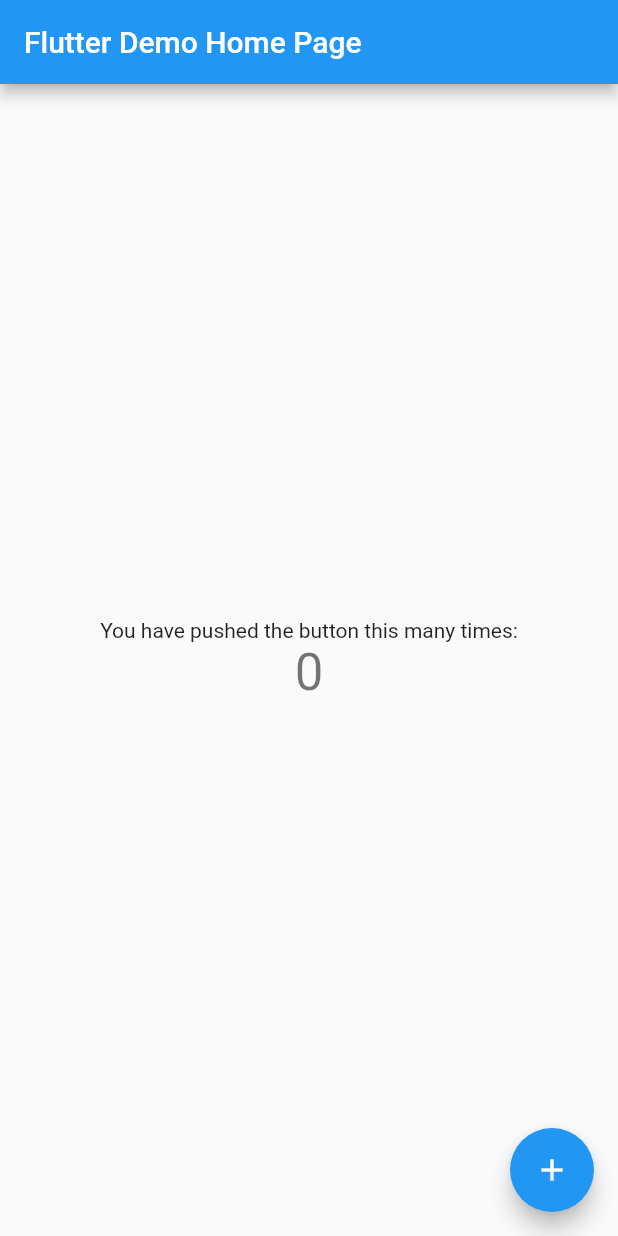
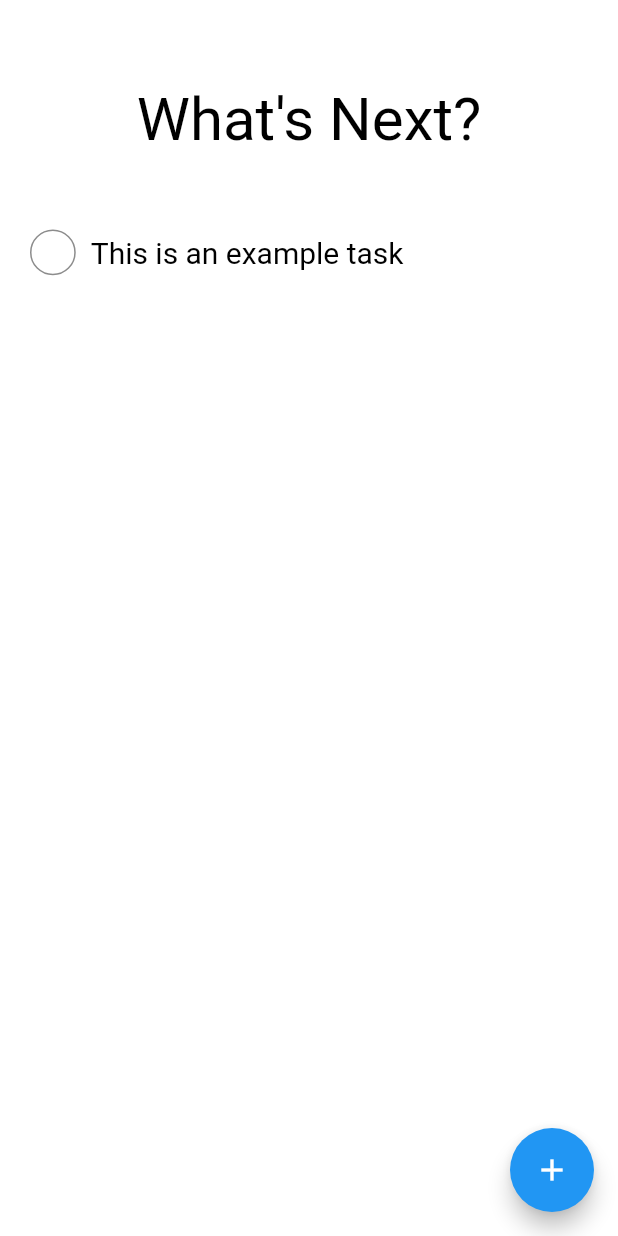
Before and after one commit to sahilmahendrakar/WhatsNext, a Flutter app: the screen it shows after launch, on a phone screen of 412 x 824 dp. Run offline on Flutter 3.47's test engine with Material 2 defaults, Android fonts, the phone set to English and light mode, and no system bars.

Commit message:
To-Do Item

```diff
--- a/lib/main.dart
+++ b/lib/main.dart
@@ -1,42 +1,24 @@
 import 'package:flutter/material.dart';
+
+import './widgets/todo_item.dart';
 
 void main() => runApp(MyApp());
 
 class MyApp extends StatelessWidget {
-  // This widget is the root of your application.
   @override
   Widget build(BuildContext context) {
     return MaterialApp(
-      title: 'Flutter Demo',
+      title: 'What\'s Next',
       theme: ThemeData(
-        // This is the theme of your application.
-        //
-        // Try running your application with "flutter run". You'll see the
-        // application has a blue toolbar. Then, without quitting the app, try
-        // changing the primarySwatch below to Colors.green and then invoke
-        // "hot reload" (press "r" in the console where you ran "flutter run",
-        // or simply save your changes to "hot reload" in a Flutter IDE).
-        // Notice that the counter didn't reset back to zero; the application
-        // is not restarted.
         primarySwatch: Colors.blue,
       ),
-      home: MyHomePage(title: 'Flutter Demo Home Page'),
+      home: MyHomePage(title: 'What\'s Next'),
     );
   }
 }
 
 class MyHomePage extends StatefulWidget {
   MyHomePage({Key key, this.title}) : super(key: key);
-
-  // This widget is the home page of your application. It is stateful, meaning
-  // that it has a State object (defined below) that contains fields that affect
-  // how it looks.
-
-  // This class is the configuration for the state. It holds the values (in this
-  // case the title) provided by the parent (in this case the App widget) and
-  // used by the build method of the State. Fields in a Widget subclass are
-  // always marked "final".
-
   final String title;
 
   @override
@@ -44,68 +26,37 @@ class MyHomePage extends StatefulWidget {
 }
 
 class _MyHomePageState extends State<MyHomePage> {
-  int _counter = 0;
 
-  void _incrementCounter() {
-    setState(() {
-      // This call to setState tells the Flutter framework that something has
-      // changed in this State, which causes it to rerun the build method below
-      // so that the display can reflect the updated values. If we changed
-      // _counter without calling setState(), then the build method would not be
-      // called again, and so nothing would appear to happen.
-      _counter++;
-    });
-  }
+  // void _incrementCounter() {
+  //   setState(() {
+
+  //     _counter++;
+  //   });
+  // }
 
   @override
   Widget build(BuildContext context) {
-    // This method is rerun every time setState is called, for instance as done
-    // by the _incrementCounter method above.
-    //
-    // The Flutter framework has been optimized to make rerunning build methods
-    // fast, so that you can just rebuild anything that needs updating rather
-    // than having to individually change instances of widgets.
+
     return Scaffold(
+      backgroundColor: Colors.white,
       appBar: AppBar(
-        // Here we take the value from the MyHomePage object that was created by
-        // the App.build method, and use it to set our appbar title.
-        title: Text(widget.title),
+        backgroundColor: Colors.white,
+        elevation: 0.0,
       ),
       body: Center(
-        // Center is a layout widget. It takes a single child and positions it
-        // in the middle of the parent.
         child: Column(
-          // Column is also a layout widget. It takes a list of children and
-          // arranges them vertically. By default, it sizes itself to fit its
-          // children horizontally, and tries to be as tall as its parent.
-          //
-          // Invoke "debug painting" (press "p" in the console, choose the
-          // "Toggle Debug Paint" action from the Flutter Inspector in Android
-          // Studio, or the "Toggle Debug Paint" command in Visual Studio Code)
-          // to see the wireframe for each widget.
-          //
-          // Column has various properties to control how it sizes itself and
-          // how it positions its children. Here we use mainAxisAlignment to
-          // center the children vertically; the main axis here is the vertical
-          // axis because Columns are vertical (the cross axis would be
-          // horizontal).
-          mainAxisAlignment: MainAxisAlignment.center,
           children: <Widget>[
-            Text(
-              'You have pushed the button this many times:',
-            ),
-            Text(
-              '$_counter',
-              style: Theme.of(context).textTheme.display1,
-            ),
+            Text("What's Next?", style: TextStyle(color: Colors.black, fontSize: 40, fontWeight: FontWeight.normal),),
+            SizedBox(height: 50),
+            TodoItem(),
           ],
         ),
       ),
       floatingActionButton: FloatingActionButton(
-        onPressed: _incrementCounter,
-        tooltip: 'Increment',
+        onPressed: null,
+        tooltip: 'Add Item',
         child: Icon(Icons.add),
-      ), // This trailing comma makes auto-formatting nicer for build methods.
+      ),
     );
   }
 }
--- /dev/null
+++ b/lib/task.dart
@@ -0,0 +1,9 @@
+import 'package:flutter/foundation.dart';
+
+class Task {
+  final String name;
+
+  Task({
+    @required this.name,
+  });
+}
--- /dev/null
+++ b/lib/widgets/todo_item.dart
@@ -0,0 +1,52 @@
+import 'package:flutter/material.dart';
+
+class TodoItem extends StatefulWidget {
+
+  @override
+  _TodoItemState createState() => _TodoItemState();
+}
+
+class _TodoItemState extends State<TodoItem> {
+   bool _value = false;
+
+  @override
+  Widget build(BuildContext context) {
+    return Row(
+      mainAxisAlignment: MainAxisAlignment.start,
+
+      children: <Widget>[
+        SizedBox(width: 20),
+        Center(
+          child: InkWell(
+            onTap: () {
+              setState(() {
+                _value = !_value;
+              });
+            },
+            child: Container(
+              decoration: BoxDecoration(
+                shape: BoxShape.circle, color: _value ? Colors.blue :Colors.white, border: Border.all(color: Colors.black45)),
+              child: Padding(
+                padding: const EdgeInsets.all(3),
+                child: _value
+                    ?
+                    Icon(
+                        Icons.check,
+                        size: 22.5,
+                        color: Colors.white,
+                      )
+                    : Icon(
+                        Icons.check_box_outline_blank,
+                        size: 22.5,
+                        color: Colors.white,
+                      ),
+              ),
+            ),
+          ),
+        ),
+        SizedBox(width: 10),
+        Text("This is an example task", style: TextStyle(color: Colors.black, fontSize: 20, fontWeight: FontWeight.w400),),
+      ],
+    );
+  }
+}
```
